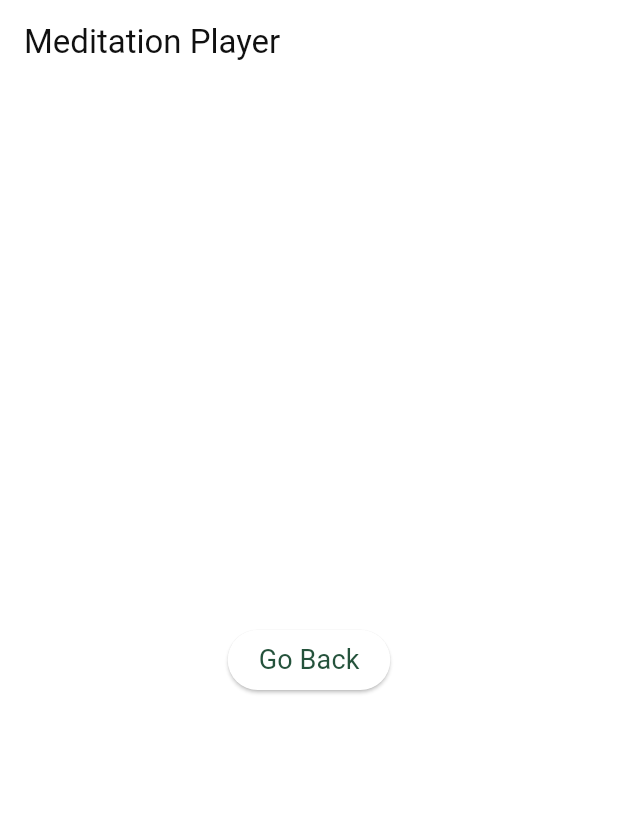
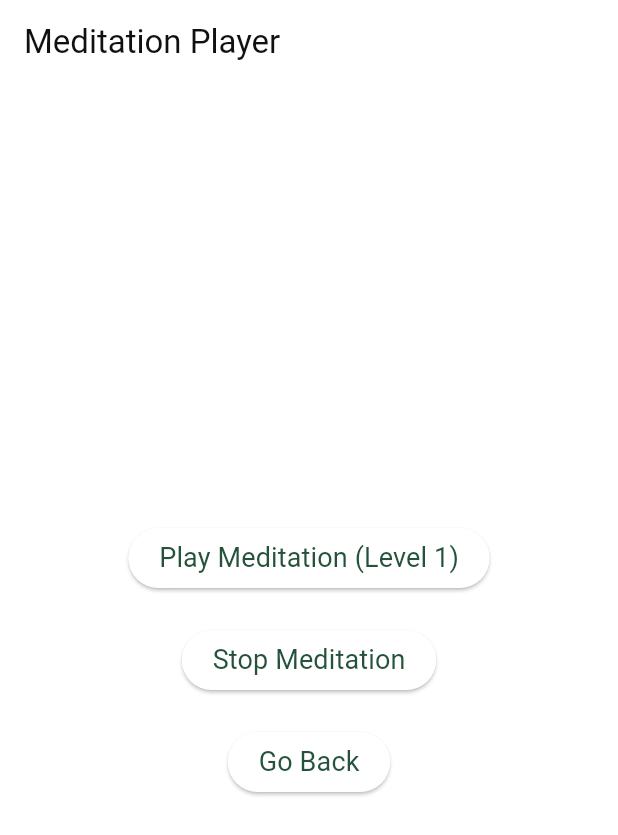
Before and after one commit to NicolasRoever/calm_addict, a Flutter app: the MeditationPlayer screen opened by its route, on a phone screen of 412 x 824 dp. Shown: the top 835 px of the screen. Run offline on Flutter 3.47's test engine with Material 3 defaults, Android fonts, the light colour scheme and no system bars; our stand-ins replace audioplayers, firebase_auth, firebase_core, firebase_storage, flutter_dotenv, flutter_riverpod and 5 more; missing offline and left inert: firebase_ui_auth; accounts and stored records are empty; generated files the repository leaves out were written again.

Commit message:
Erroneous first implementation of meditation player with retrieval.

```diff
--- a/lib/ui/meditation_player/view/meditation_player.dart
+++ b/lib/ui/meditation_player/view/meditation_player.dart
@@ -1,24 +1,97 @@
 import 'package:flutter/material.dart';
+import 'package:flutter_riverpod/flutter_riverpod.dart';
 import 'package:go_router/go_router.dart';
+import 'package:audioplayers/audioplayers.dart';
+import 'dart:typed_data';
+import 'package:calm_addict_flutter/providers/providers.dart'; // Adjust the import path accordingly
 
+class MeditationPlayer extends ConsumerStatefulWidget {
+  const MeditationPlayer({Key? key}) : super(key: key);
 
-/// The SecondPage widget that you navigate to from HomePage.
-class MeditationPlayer extends StatelessWidget {
-  const MeditationPlayer({super.key});
+  @override
+  ConsumerState<MeditationPlayer> createState() => _MeditationPlayerState();
+}
+
+class _MeditationPlayerState extends ConsumerState<MeditationPlayer> {
+  final AudioPlayer _audioPlayer = AudioPlayer();
+  bool _isPlaying = false;
+
+  /// Calls the repository to get the audio file for meditation_level = 1,
+  /// then plays the audio from the retrieved bytes.
+  Future<void> _playMeditation() async {
+    // Retrieve the repository from Riverpod.
+    final meditationRepository = ref.read(meditationRepositoryProvider);
+
+    // Retrieve the audio file as bytes from Supabase/Firebase Storage.
+    final Uint8List? fileData =
+        await meditationRepository.getMeditationAudioFile(meditationLevel: 1);
+
+    if (fileData == null) {
+      ScaffoldMessenger.of(context).showSnackBar(
+        const SnackBar(content: Text('Meditation audio not found')),
+      );
+      return;
+    }
+
+    try {
+      // Play the audio from the bytes.
+      // (Note: The API might differ slightly depending on your audioplayers version.)
+      await _audioPlayer.play(BytesSource(fileData));
+      setState(() {
+        _isPlaying = true;
+      });
+      ScaffoldMessenger.of(context).showSnackBar(
+        const SnackBar(content: Text('Meditation is playing')),
+      );
+    } catch (e) {
+      ScaffoldMessenger.of(context).showSnackBar(
+        SnackBar(content: Text('Error playing meditation: $e')),
+      );
+    }
+  }
+
+  /// Stops the currently playing meditation.
+  Future<void> _stopMeditation() async {
+    await _audioPlayer.stop();
+    setState(() {
+      _isPlaying = false;
+    });
+  }
+
+  @override
+  void dispose() {
+    _audioPlayer.dispose();
+    super.dispose();
+  }
 
   @override
   Widget build(BuildContext context) {
     return Scaffold(
       appBar: AppBar(
-        title: Text('Meditation Player'),
+        title: const Text('Meditation Player'),
       ),
       body: Center(
-        child: ElevatedButton(
-          child: Text('Go Back'),
-          onPressed: () {
-            // Pop the current route to return to the previous page.
-            context.pop();
-          },
+        child: Column(
+          mainAxisAlignment: MainAxisAlignment.center,
+          children: [
+            ElevatedButton(
+              onPressed: _playMeditation,
+              child: const Text('Play Meditation (Level 1)'),
+            ),
+            const SizedBox(height: 20),
+            ElevatedButton(
+              onPressed: _stopMeditation,
+              child: const Text('Stop Meditation'),
+            ),
+            const SizedBox(height: 20),
+            ElevatedButton(
+              onPressed: () {
+                // Navigate back.
+                context.pop();
+              },
+              child: const Text('Go Back'),
+            ),
+          ],
         ),
       ),
     );
--- a/pubspec.yaml
+++ b/pubspec.yaml
@@ -39,7 +39,6 @@ dependencies:
   google_fonts: ^6.2.1
   go_router: ^10.0.0
   firebase_core: any
-  firebase_storage: any
   cloud_firestore: any
   file_picker: ^5.2.0
   firebase_database: ^11.3.0
@@ -52,6 +51,8 @@ dependencies:
   flutter_dotenv: ^5.1.0
   supabase: ^2.6.2
   supabase_flutter: ^2.6.2
+  firebase_storage: ^12.4.2
+  audioplayers: ^6.1.1
 
 dev_dependencies:
   flutter_test:
```
Also changed, not shown: lib/data/repositories/meditation_repository.dart (added, +58 -0 lines), lib/data/services/api/cloud_storage_api_service.dart (added, +30 -0 lines), lib/data/services/api/supabase_api_service.dart (+35 -14 lines), lib/domain/models/meditation_model.dart (added, +36 -0 lines), lib/providers/providers.dart (+15 -0 lines), pubspec.lock, 403 other files.
